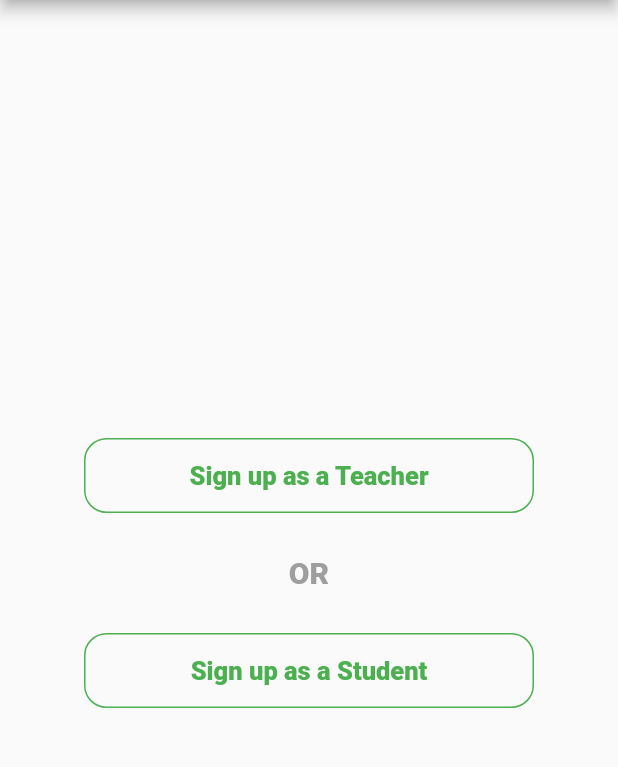
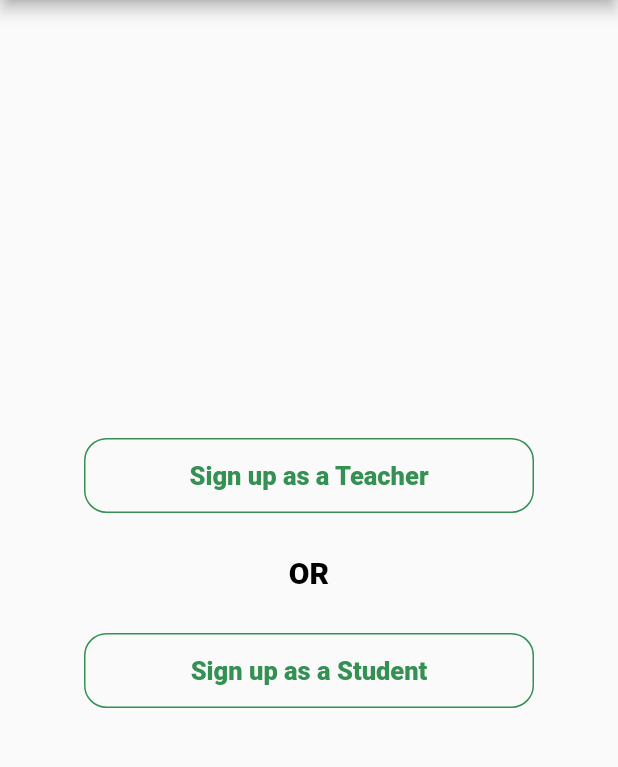
Before and after one commit to moinur-rahman/academi-portal, a Flutter app: the CreateAccount screen opened by its route, on a phone screen of 412 x 824 dp, the part 90-857 px from its top. Run offline on Flutter 3.47's test engine with Material 2 defaults, Android fonts, the light colour scheme and no system bars; our stand-ins replace carousel_slider, flutter_dotenv, graphql, image_picker, shared_preferences; missing offline and left inert: dart:ffi; accounts and stored records are empty; Roboto replaces fonts that are missing (Raleway).

Commit message:
create account section change

```diff
--- a/lib/view/create_account_section.dart
+++ b/lib/view/create_account_section.dart
@@ -1,11 +1,14 @@
 import 'package:flutter/material.dart';
 
 import '../components/common/app_bar_widget.dart';
+import '../components/common/constant.dart';
 import '../view/sign_up_teacher.dart';
 import '../view/sign_up_student.dart';
 
 class CreateAccount extends StatelessWidget {
   static const routeName = 'create-account';
+
+  const CreateAccount({super.key});
 
   @override
   Widget build(BuildContext context) {
@@ -23,27 +26,30 @@ class CreateAccount extends StatelessWidget {
                 height: 50,
                 child: OutlinedButton(
                   onPressed: () =>
-                      {Navigator.pushNamed(context, SignUpTeacher.routeName)},
-                  child: Text(
-                    "Sign up as a Teacher",
-                    style: TextStyle(fontWeight: FontWeight.bold, fontSize: 17),
-                  ),
+                      Navigator.pushNamed(context, SignUpTeacher.routeName),
                   style: OutlinedButton.styleFrom(
-                    foregroundColor: Colors.green,
-                    side: BorderSide(
-                      color: Colors.green,
+                    foregroundColor: AppColors.green,
+                    side: const BorderSide(
+                      color: AppColors.green,
                     ),
                     shape: RoundedRectangleBorder(
                       borderRadius: BorderRadius.circular(15),
                     ),
                   ),
+                  child: const Text(
+                    "Sign up as a Teacher",
+                    style: TextStyle(
+                      fontWeight: FontWeight.bold,
+                      fontSize: 17,
+                    ),
+                  ),
                 ),
               ),
-              SizedBox(
+              const SizedBox(
                 child: Text(
                   "OR",
                   style: TextStyle(
-                    color: Colors.grey,
+                    color: AppColors.black,
                     fontWeight: FontWeight.bold,
                     fontSize: 20,
                   ),
@@ -54,19 +60,19 @@ class CreateAccount extends StatelessWidget {
                 height: 50,
                 child: OutlinedButton(
                   onPressed: () =>
-                      {Navigator.pushNamed(context, SignUpStudent.routeName)},
-                  child: Text(
-                    "Sign up as a Student",
-                    style: TextStyle(fontWeight: FontWeight.bold, fontSize: 17),
-                  ),
+                      Navigator.pushNamed(context, SignUpStudent.routeName),
                   style: OutlinedButton.styleFrom(
-                    foregroundColor: Colors.green,
-                    side: BorderSide(
-                      color: Colors.green,
+                    foregroundColor: AppColors.green,
+                    side: const BorderSide(
+                      color: AppColors.green,
                     ),
                     shape: RoundedRectangleBorder(
                       borderRadius: BorderRadius.circular(15),
                     ),
+                  ),
+                  child: const Text(
+                    "Sign up as a Student",
+                    style: TextStyle(fontWeight: FontWeight.bold, fontSize: 17),
                   ),
                 ),
               ),
--- a/lib/view/sign_up_student.dart
+++ b/lib/view/sign_up_student.dart
@@ -9,14 +9,15 @@ import '../components/SignUpStudent/input_section.dart';
 
 class SignUpStudent extends StatelessWidget {
   static const routeName = '/sign-up-student';
+
+  const SignUpStudent({super.key});
   @override
   Widget build(BuildContext context) {
     return Scaffold(
       resizeToAvoidBottomInset: false,
-      backgroundColor: Color(0xFFFAFAFA),
       appBar: AppBarWidget("Sign up as a student"),
       body: SingleChildScrollView(
-        child: Container(
+        child: SizedBox(
           width: double.infinity,
           height: 1060,
           child: Column(
```
